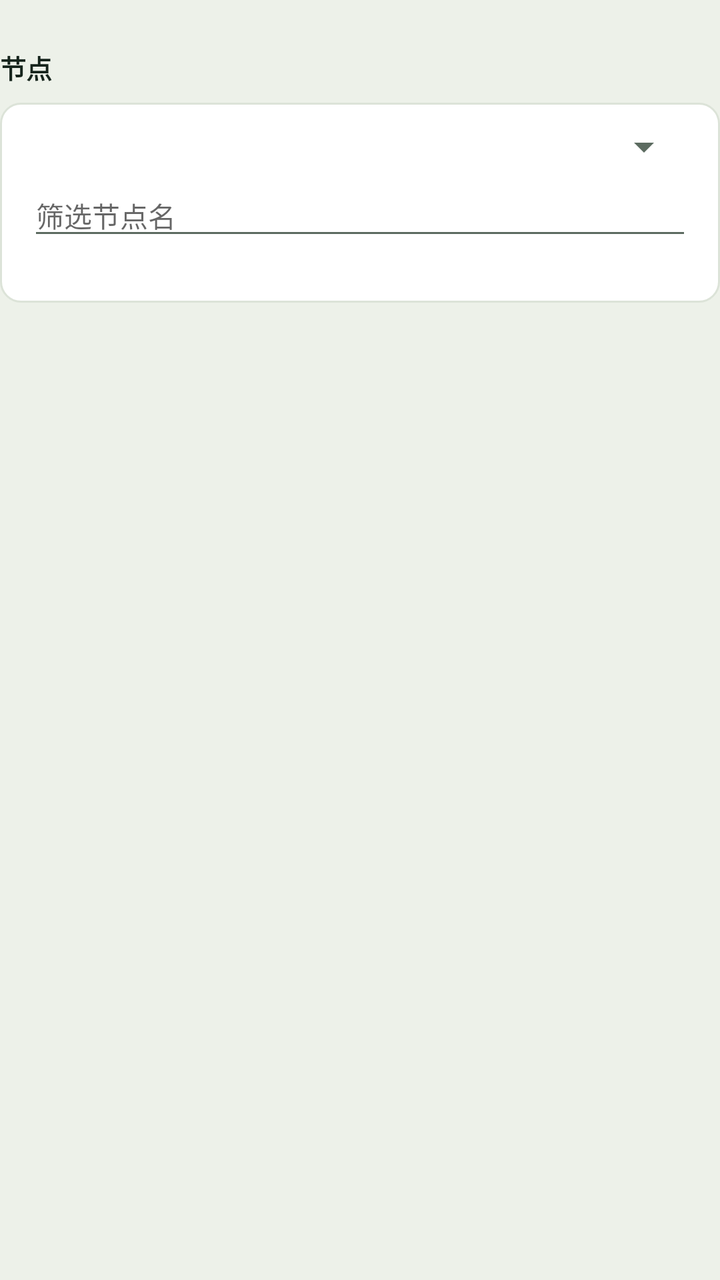
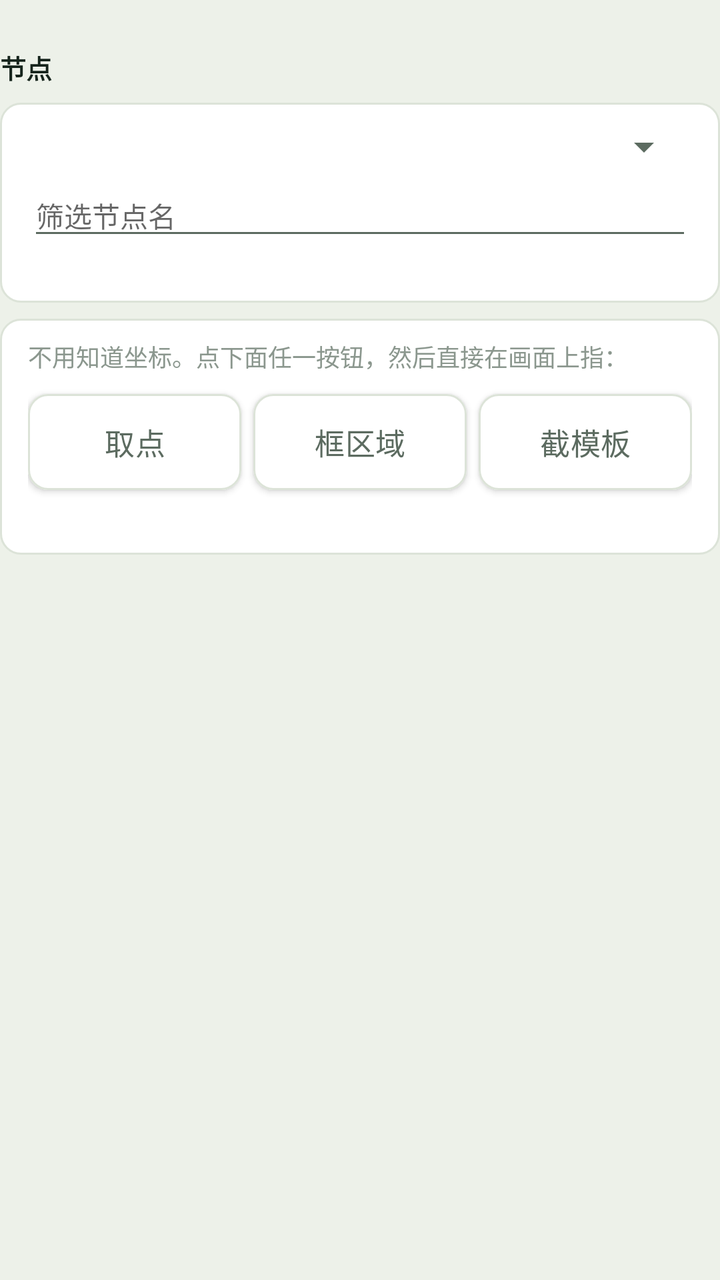

An Android layout rendered at two revisions. The XML below is the earlier revision; the diff shows what the commit changed to produce the second picture.
<!-- AndroidManifest.xml: application theme Theme.Pvz2Auto -->
<!-- res/layout/page_editor.xml -->
<?xml version="1.0" encoding="utf-8"?>
<LinearLayout xmlns:android="http://schemas.android.com/apk/res/android"
    android:layout_width="match_parent"
    android:layout_height="match_parent"
    android:orientation="vertical"
    android:paddingBottom="8dp">

    <TextView
        style="@style/Text.Section"
        android:layout_width="wrap_content"
        android:layout_height="wrap_content"
        android:text="@string/editor_title" />

    
    <LinearLayout
        android:layout_width="match_parent"
        android:layout_height="wrap_content"
        android:layout_marginTop="8dp"
        android:background="@drawable/bg_node_card"
        android:orientation="vertical"
        android:paddingHorizontal="14dp"
        android:paddingVertical="10dp">

        <Spinner
            android:id="@+id/spEditorScript"
            android:layout_width="match_parent"
            android:layout_height="wrap_content" />

        <EditText
            android:id="@+id/etNodeFilter"
            style="@style/Text.Body"
            android:layout_width="match_parent"
            android:layout_height="wrap_content"
            android:layout_marginTop="2dp"
            android:hint="@string/editor_filter_hint"
            android:inputType="text"
            android:singleLine="true" />

        <TextView
            android:id="@+id/tvEditorSummary"
            style="@style/Text.Hint"
            android:layout_width="match_parent"
            android:layout_height="wrap_content"
            android:text="" />
    </LinearLayout>

    
    <androidx.recyclerview.widget.RecyclerView
        android:id="@+id/rvNodes"
        android:layout_width="match_parent"
        android:layout_height="0dp"
        android:layout_marginTop="8dp"
        android:layout_weight="1"
        android:clipToPadding="false"
        android:paddingBottom="8dp" />

</LinearLayout>
<!-- resources referenced by this layout -->
<resources>
  <!-- drawable bg_node_card (drawable) -->
  <?xml version="1.0" encoding="utf-8"?>
  <shape xmlns:android="http://schemas.android.com/apk/res/android"
      android:shape="rectangle">
  
      <solid android:color="@color/surface" />
  
      <corners android:radius="10dp" />
  
      <stroke
          android:width="1dp"
          android:color="@color/hairline" />
  
  </shape>
  <string name="editor_filter_hint">筛选节点名</string>
  <string name="editor_title">节点</string>
  <style name="Text.Body">
          <item name="android:textSize">14sp</item>
      </style>
  <style name="Text.Hint">
          <item name="android:layout_width">match_parent</item>
          <item name="android:textSize">12sp</item>
          <item name="android:textColor">@color/ink_faint</item>
          <item name="android:lineSpacingMultiplier">1.3</item>
      </style>
  <style name="Text.Section">
          <item name="android:layout_width">match_parent</item>
          <item name="android:textSize">13sp</item>
          <item name="android:textStyle">bold</item>
          <item name="android:layout_marginTop">24dp</item>
      </style>
  <style name="Theme.Pvz2Auto" parent="Theme.MaterialComponents.Light.NoActionBar">
          <item name="colorPrimary">@color/lawn</item>
          <item name="colorPrimaryVariant">@color/lawn_pressed</item>
          <item name="colorOnPrimary">@color/on_lawn</item>
          <item name="colorSecondary">@color/sun</item>
          <item name="colorOnSecondary">@color/ink</item>
          <item name="colorSurface">@color/surface</item>
          <item name="colorOnSurface">@color/ink</item>
          <item name="android:colorBackground">@color/paper</item>
          <item name="android:textColorPrimary">@color/ink</item>
          <item name="android:textColorSecondary">@color/ink_muted</item>
          
          <item name="android:statusBarColor">@color/paper</item>
          <item name="android:windowLightStatusBar">true</item>
          <item name="android:navigationBarColor">@color/paper</item>
      </style>
  <color name="surface">#FFFFFF</color>
  <color name="hairline">#DCE3D8</color>
  <color name="ink_faint">#8B978E</color>
  <color name="lawn">#2F6B4A</color>
  <color name="lawn_pressed">#245539</color>
  <color name="on_lawn">#FFFFFF</color>
  <color name="sun">#C8871F</color>
  <color name="ink">#16241C</color>
  <color name="paper">#EDF1E9</color>
  <color name="ink_muted">#5C6B60</color>
</resources>

<!-- the commit's change to res/layout/page_editor.xml (unified diff, before → after) -->
@@ -45,6 +45,64 @@
     </LinearLayout>
 
     
+    <LinearLayout
+        android:layout_width="match_parent"
+        android:layout_height="wrap_content"
+        android:layout_marginTop="8dp"
+        android:background="@drawable/bg_node_card"
+        android:orientation="vertical"
+        android:paddingHorizontal="14dp"
+        android:paddingVertical="10dp">
+
+        <TextView
+            style="@style/Text.Hint"
+            android:layout_width="match_parent"
+            android:layout_height="wrap_content"
+            android:text="@string/picker_intro" />
+
+        <LinearLayout
+            android:layout_width="match_parent"
+            android:layout_height="wrap_content"
+            android:layout_marginTop="4dp"
+            android:orientation="horizontal">
+
+            <com.google.android.material.button.MaterialButton
+                android:id="@+id/btnPickPoint"
+                style="@style/AppButton.Outline"
+                android:layout_width="0dp"
+                android:layout_height="wrap_content"
+                android:layout_weight="1"
+                android:text="@string/picker_point" />
+
+            <com.google.android.material.button.MaterialButton
+                android:id="@+id/btnPickRect"
+                style="@style/AppButton.Outline"
+                android:layout_width="0dp"
+                android:layout_height="wrap_content"
+                android:layout_marginStart="6dp"
+                android:layout_weight="1"
+                android:text="@string/picker_rect" />
+
+            <com.google.android.material.button.MaterialButton
+                android:id="@+id/btnPickTemplate"
+                style="@style/AppButton.Outline"
+                android:layout_width="0dp"
+                android:layout_height="wrap_content"
+                android:layout_marginStart="6dp"
+                android:layout_weight="1"
+                android:text="@string/picker_template" />
+        </LinearLayout>
+
+        <TextView
+            android:id="@+id/tvPickResult"
+            style="@style/Text.Hint"
+            android:layout_width="match_parent"
+            android:layout_height="wrap_content"
+            android:fontFamily="monospace"
+            android:text="" />
+    </LinearLayout>
+
+    
     <androidx.recyclerview.widget.RecyclerView
         android:id="@+id/rvNodes"
         android:layout_width="match_parent"
<!-- resource entries referenced after the edit -->
@@ -16,6 +16,17 @@
   </shape>
   <string name="editor_filter_hint">筛选节点名</string>
   <string name="editor_title">节点</string>
+  <string name="picker_intro">不用知道坐标。点下面任一按钮，然后直接在画面上指：</string>
+  <string name="picker_point">取点</string>
+  <string name="picker_rect">框区域</string>
+  <string name="picker_template">截模板</string>
+  <style name="AppButton.Outline">
+          <item name="backgroundTint">@color/surface</item>
+          <item name="android:textColor">@color/ink_muted</item>
+          <item name="strokeColor">@color/hairline</item>
+          <item name="strokeWidth">1dp</item>
+          <item name="rippleColor">@color/lawn_tint</item>
+      </style>
   <style name="Text.Body">
           <item name="android:textSize">14sp</item>
       </style>
@@ -57,5 +68,6 @@
   <color name="ink">#16241C</color>
   <color name="paper">#EDF1E9</color>
   <color name="ink_muted">#5C6B60</color>
+  <color name="lawn_tint">#E4EDE7</color>
 </resources>
 
